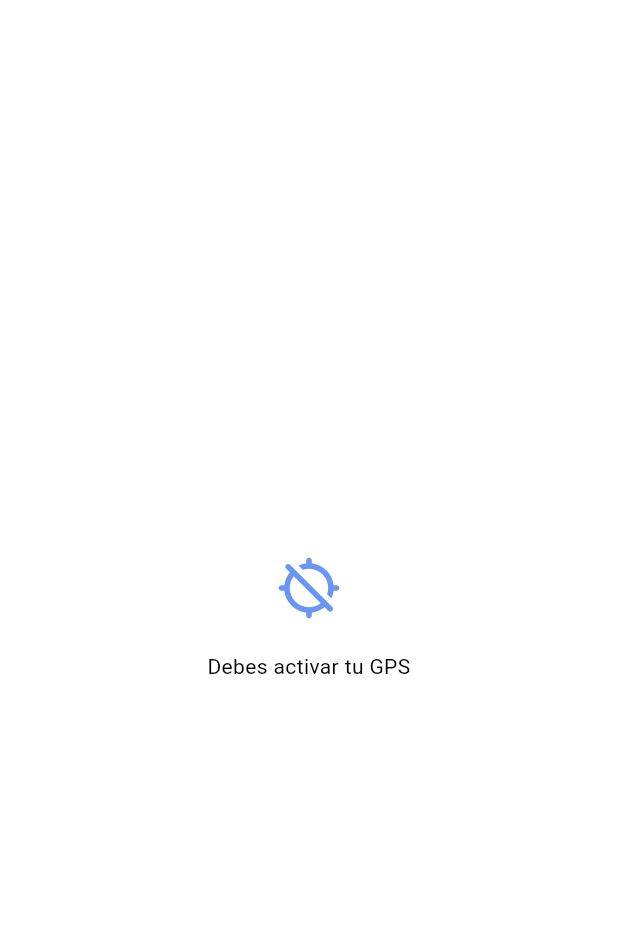
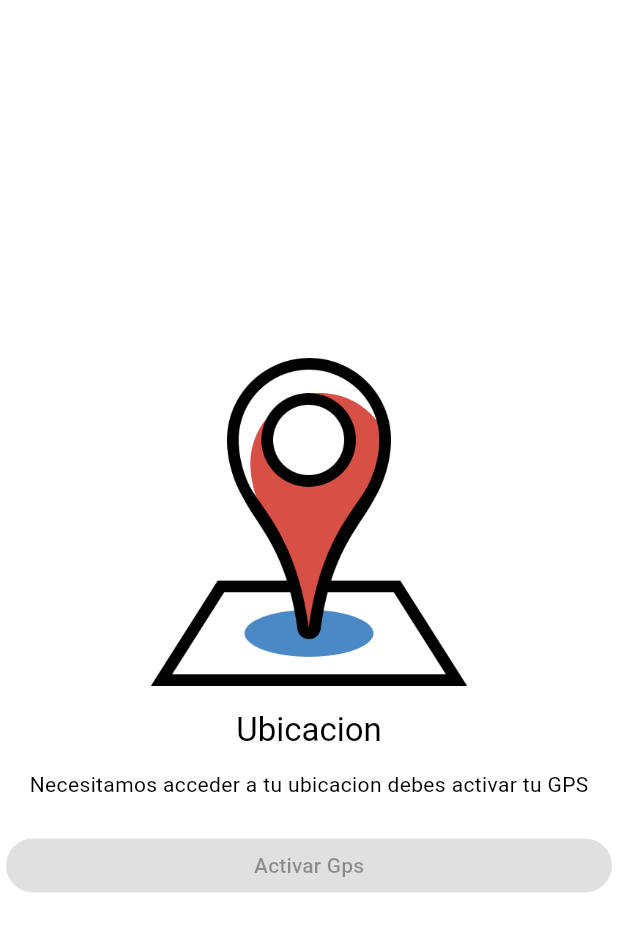
Before and after one commit to ErickAlvear7/app_geolocation_repo, a Flutter app: the screen it shows after launch, on a phone screen of 412 x 824 dp. Shown: the top 932 px of the screen. Run offline on Flutter 3.47's test engine with Material 3 defaults, Android fonts, the light colour scheme and no system bars; our stand-ins replace bloc, equatable, flutter_bloc.

Commit message:
gps_page_blocv1

```diff
--- a/app_geolocation/lib/main.dart
+++ b/app_geolocation/lib/main.dart
@@ -1,6 +1,11 @@
-import 'package:app_geolocation/src/pages/pages.dart';
-import 'package:app_geolocation/src/ui/theme.dart';
+import 'package:app_geolocation/src/packages/core/ui/ui.dart';
 import 'package:flutter/material.dart';
+import 'package:flutter_bloc/flutter_bloc.dart';
+import 'src/packages/features/gps_permissions/gps_permissions.dart';
+
+
+
+
 
 void main() {
   runApp(const MainApp());
@@ -15,7 +20,10 @@ class MainApp extends StatelessWidget {
       debugShowCheckedModeBanner: false,
       theme: AppTheme.light,
       title: 'App_Geolocation',
-      home: const GpsPage(),
+      home: BlocProvider(
+        create: (context) => GpsPermissionsBloc(),
+        child: const GpsPage(),
+      ),
     );
   }
 }
--- a/app_geolocation/lib/src/ui/theme.dart
+++ b/app_geolocation/lib/src/packages/core/ui/theme.dart
@@ -1,5 +1,4 @@
-import 'package:app_geolocation/src/ui/colors.dart';
-import 'package:app_geolocation/src/ui/dimens.dart';
+import 'package:app_geolocation/src/packages/core/ui/ui.dart';
 import 'package:flutter/material.dart';
 
 class AppTheme{
--- /dev/null
+++ b/app_geolocation/lib/src/packages/features/gps_permissions/bloc/gps_permissions_bloc.dart
@@ -0,0 +1,24 @@
+import 'dart:async';
+
+import 'package:bloc/bloc.dart';
+import 'package:equatable/equatable.dart';
+
+part 'gps_permissions_event.dart';
+part 'gps_permissions_state.dart';
+
+class GpsPermissionsBloc
+    extends Bloc<GpsPermissionsEvent, GpsPermissionsState> {
+  GpsPermissionsBloc() : super(const GpsPermissionsState()) {
+    on<GpsAndPermissionsEvent>(_onGpsAndPermissionsEvent);
+  }
+
+  FutureOr<void> _onGpsAndPermissionsEvent(
+    GpsAndPermissionsEvent event,
+    Emitter<GpsPermissionsState> emit)
+    {
+       emit(state.copyWith(
+        isGpsEnabled: event.isGpsEnabled,
+        isGpsPermissionGranted: event.isGpsPermissionGranted,
+       ));
+    }
+}
--- /dev/null
+++ b/app_geolocation/lib/src/packages/features/gps_permissions/bloc/gps_permissions_event.dart
@@ -0,0 +1,19 @@
+part of 'gps_permissions_bloc.dart';
+
+sealed class GpsPermissionsEvent extends Equatable {
+  const GpsPermissionsEvent();
+
+  @override
+  List<Object> get props => [];
+}
+
+class GpsAndPermissionsEvent extends GpsPermissionsEvent {
+  const GpsAndPermissionsEvent(this.isGpsEnabled, this.isGpsPermissionGranted);
+
+  final bool isGpsEnabled;
+  final bool isGpsPermissionGranted;
+
+  @override
+
+  List<Object> get props => [isGpsEnabled,isGpsPermissionGranted];
+}
--- /dev/null
+++ b/app_geolocation/lib/src/packages/features/gps_permissions/bloc/gps_permissions_state.dart
@@ -0,0 +1,21 @@
+part of 'gps_permissions_bloc.dart';
+
+class GpsPermissionsState extends Equatable {
+  const GpsPermissionsState(
+      {this.isGpsEnabled = false, this.isGpsPermissionGranted = false});
+
+  final bool isGpsEnabled;
+  final bool isGpsPermissionGranted;
+
+  GpsPermissionsState copyWith({
+     bool? isGpsEnabled,
+     bool? isGpsPermissionGranted,
+
+  }) => GpsPermissionsState(
+      isGpsEnabled: isGpsEnabled ?? this.isGpsEnabled,
+      isGpsPermissionGranted: isGpsPermissionGranted ?? this.isGpsPermissionGranted,
+  );
+
+  @override
+  List<Object> get props => [];
+}
--- /dev/null
+++ b/app_geolocation/lib/src/packages/features/gps_permissions/gps_permissions.dart
@@ -0,0 +1,4 @@
+library gps_permissions;
+
+export './pages/gps_page.dart';
+export './bloc/gps_permissions_bloc.dart';
--- /dev/null
+++ b/app_geolocation/lib/src/packages/features/gps_permissions/pages/gps_page.dart
@@ -0,0 +1,29 @@
+
+import 'package:app_geolocation/src/packages/core/ui/ui.dart';
+import 'package:flutter/material.dart';
+import 'package:flutter_bloc/flutter_bloc.dart';
+import '../bloc/gps_permissions_bloc.dart';
+import '../widgets/widgets.dart';
+
+class GpsPage extends StatelessWidget {
+  const GpsPage({super.key});
+
+  @override
+  Widget build(BuildContext context) {
+
+    final bloc = context.read<GpsPermissionsBloc>();
+
+    return const Scaffold(
+      body: Center(
+        child: Padding(
+          padding: EdgeInsets.symmetric(
+            horizontal: AppDimens.dimen_4,
+          ),
+          child: EnableGps(
+            //onTapfunction: () => print('hola'),
+          ),
+        ),
+      ),
+    );
+  }
+}
--- /dev/null
+++ b/app_geolocation/lib/src/packages/features/gps_permissions/widgets/enable_gps.dart
@@ -0,0 +1,43 @@
+
+import 'package:flutter/material.dart';
+
+import '../../../core/ui/ui.dart';
+
+class EnableGps extends StatelessWidget {
+  const EnableGps({super.key, this.onTapfunction});
+
+  final VoidCallback? onTapfunction;
+
+  @override
+  Widget build(BuildContext context) {
+    final textTheme = Theme.of(context).textTheme;
+
+    return Column(
+      mainAxisSize: MainAxisSize.min,
+      children: [
+        Image.asset(
+          AppImages.getImageGps(),
+          width: 250,
+        ),
+        Text(
+          'Ubicacion',
+          style: textTheme.titleLarge,
+        ),
+        const SizedBox(
+          height: AppDimens.dimen_12,
+        ),
+        Text(
+          'Necesitamos acceder a tu ubicacion debes activar tu GPS',
+          style: textTheme.bodyMedium,
+        ),
+        const SizedBox(
+          height: AppDimens.dimen_20,
+        ),
+        ElevatedButton(
+          onPressed: onTapfunction,
+          child: const Text('Activar Gps'),
+        ),
+      ],
+    );
+  }
+}
--- /dev/null
+++ b/app_geolocation/lib/src/packages/features/gps_permissions/widgets/messages_gps.dart
@@ -0,0 +1,29 @@
+
+import 'package:flutter/material.dart';
+
+import '../../../core/ui/ui.dart';
+
+class MessageGps extends StatelessWidget {
+  const MessageGps({super.key});
+
+  @override
+  Widget build(BuildContext context) {
+    final textTheme = Theme.of(context).textTheme;
+
+    return Column(
+      mainAxisSize: MainAxisSize.min,
+      children: [
+        Icon(
+          Icons.location_disabled_rounded,
+          size: AppDimens.dimen_44,
+          color: AppColors.primary,
+        ),
+        const SizedBox(
+          height: AppDimens.dimen_20,
+        ),
+        Text('Debes activar tu GPS',
+            style: textTheme.bodyMedium, textAlign: TextAlign.center),
+      ],
+    );
+  }
+}
--- /dev/null
+++ b/app_geolocation/lib/src/packages/features/gps_permissions/widgets/widgets.dart
@@ -0,0 +1,2 @@
+export './enable_gps.dart';
+export './messages_gps.dart';
--- a/app_geolocation/lib/src/pages/gps_page.dart
+++ /dev/null
@@ -1,79 +0,0 @@
-import 'package:app_geolocation/src/ui/ui.dart';
-import 'package:flutter/material.dart';
-
-class GpsPage extends StatelessWidget {
-  const GpsPage({super.key});
-
-  @override
-  Widget build(BuildContext context) {
-    return const Scaffold(
-      body: Center(
-        child: Padding(
-          padding: EdgeInsets.symmetric(
-            horizontal: AppDimens.dimen_4,
-          ),
-          child: MessageGps(),
-        ),
-      ),
-    );
-  }
-}
-
-class EnableGps extends StatelessWidget {
-  const EnableGps({super.key});
-
-  @override
-  Widget build(BuildContext context) {
-    final textTheme = Theme.of(context).textTheme;
-
-    return Column(
-      mainAxisSize: MainAxisSize.min,
-      children: [
-        Image.asset(
-          AppImages.getImageGps(),
-          width: 250,
-        ),
-        Text(
-          'Ubicacion',
-          style: textTheme.titleLarge,
-        ),
-        const SizedBox(
-          height: AppDimens.dimen_12,
-        ),
-        Text(
-          'Necesitamos acceder a tu ubicacion debes activar tu GPS',
-          style: textTheme.bodyMedium,
-        ),
-        const SizedBox(
-          height: AppDimens.dimen_20,
-        ),
-        ElevatedButton(
-          onPressed: () {},
-          child: const Text('Activar Gps'),
-        ),
-      ],
-    );
-  }
-}
-
-class MessageGps extends StatelessWidget {
-  const MessageGps({super.key});
-
-  @override
-  Widget build(BuildContext context) {
-    final textTheme = Theme.of(context).textTheme;
-
-    return Column(
-      mainAxisSize: MainAxisSize.min,
-      children: [
-        Icon(
-          Icons.location_disabled_rounded,
-          size: AppDimens.dimen_44,
-          color: AppColors.primary,
-        ),
-        const SizedBox(height: AppDimens.dimen_20,),
-        Text('Debes activar tu GPS', style: textTheme.bodyMedium,textAlign: TextAlign.center),
-      ],
-    );
-  }
-}
--- a/app_geolocation/lib/src/pages/pages.dart
+++ b/app_geolocation/lib/src/pages/pages.dart
@@ -1,4 +1,3 @@
 
 export './map_page.dart';
-export './gps_page.dart';
 export './loading_page.dart';
--- a/app_geolocation/pubspec.yaml
+++ b/app_geolocation/pubspec.yaml
@@ -7,13 +7,16 @@ environment:
   sdk: ">=3.2.1 <4.0.0"
 
 dependencies:
+  bloc: ^8.1.3
+  equatable: ^2.0.5
   flutter:
     sdk: flutter
+  flutter_bloc: ^8.1.4
 
 dev_dependencies:
+  flutter_lints: ^2.0.0
   flutter_test:
     sdk: flutter
-  flutter_lints: ^2.0.0
 
 flutter:
   assets:
```
Also changed, not shown: app_geolocation/lib/src/packages/core/ui/appimages.dart (renamed from app_geolocation/lib/src/ui/appimages.dart), app_geolocation/lib/src/packages/core/ui/colors.dart (renamed from app_geolocation/lib/src/ui/colors.dart), app_geolocation/lib/src/packages/core/ui/dimens.dart (renamed from app_geolocation/lib/src/ui/dimens.dart), app_geolocation/lib/src/packages/core/ui/ui.dart (renamed from app_geolocation/lib/src/ui/ui.dart).
